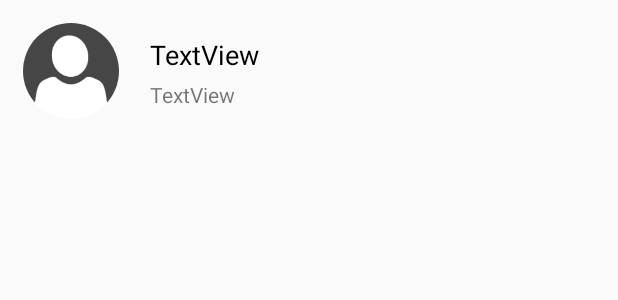
After one commit to SandeepTile/Android-Chat-App, an Android app: the layout user_single_layout.xml on its own in the app's theme, with its tools: preview values and no code run, on a phone screen of 412 x 824 dp. The commit adds this screen. Shown: the top 300 px of the screen. Run offline under Robolectric (Android 15) with nearby library versions, the phone set to English and light mode, and no system bars.

Commit message:
all user show

```diff
--- a/app/build.gradle
+++ b/app/build.gradle
@@ -27,10 +27,11 @@ dependencies {
     implementation 'com.android.support:support-v4:27.1.0'
     implementation 'com.google.firebase:firebase-database:11.8.0'
     implementation 'com.google.firebase:firebase-storage:11.8.0'
+    implementation 'com.firebaseui:firebase-ui-database:0.4.0'
     testImplementation 'junit:junit:4.12'
     androidTestImplementation 'com.android.support.test:runner:1.0.1'
     androidTestImplementation 'com.android.support.test.espresso:espresso-core:3.0.1'
-    compile 'de.hdodenhof:circleimageview:2.2.0'
+    compile  'de.hdodenhof:circleimageview:2.2.0'
     compile 'com.theartofdev.edmodo:android-image-cropper:2.7.+'
     implementation 'com.squareup.picasso:picasso:2.71828'
 
--- a/app/src/main/java/com/example/sandy/androidchatapp/MainActivity.java
+++ b/app/src/main/java/com/example/sandy/androidchatapp/MainActivity.java
@@ -93,6 +93,12 @@ public class MainActivity extends AppCompatActivity {
 
 
          }
+         if (item.getItemId()==R.id.main_all_btn){
+
+             Intent allUserIntent=new Intent(MainActivity.this,usersActivity.class);
+             startActivity(allUserIntent);
+
+         }
 
         return true;
     }
--- a/app/src/main/res/layout/fragment_request.xml
+++ b/app/src/main/res/layout/fragment_request.xml
@@ -1,5 +1,5 @@
 <?xml version="1.0" encoding="utf-8"?>
-<FrameLayout xmlns:android="http://schemas.android.com/apk/res/android"
+<LinearLayout xmlns:android="http://schemas.android.com/apk/res/android"
     xmlns:tools="http://schemas.android.com/tools"
     android:layout_width="match_parent"
     android:layout_height="match_parent"
@@ -7,8 +7,10 @@
 
     <!-- TODO: Update blank fragment layout -->
     <TextView
+        android:gravity="center"
+        android:id="@+id/txtvw1"
         android:layout_width="match_parent"
         android:layout_height="match_parent"
         android:text="Request Fragment" />
 
-</FrameLayout>
+</LinearLayout>
--- /dev/null
+++ b/app/src/main/res/layout/user_single_layout.xml
@@ -0,0 +1,36 @@
+<?xml version="1.0" encoding="utf-8"?>
+<RelativeLayout xmlns:android="http://schemas.android.com/apk/res/android"
+    android:layout_width="match_parent"
+    android:layout_height="match_parent">
+
+    <de.hdodenhof.circleimageview.CircleImageView
+        android:id="@+id/user_single_image"
+        android:layout_width="64dp"
+        android:layout_height="64dp"
+        android:layout_marginBottom="15dp"
+        android:layout_marginLeft="15dp"
+        android:layout_marginTop="15dp"
+        android:src="@mipmap/defaultuser" />
+
+    <TextView
+        android:id="@+id/user_single_name"
+        android:layout_width="wrap_content"
+        android:layout_height="wrap_content"
+        android:layout_alignParentStart="true"
+        android:layout_alignParentTop="true"
+        android:layout_marginStart="100dp"
+        android:layout_marginTop="24dp"
+        android:text="TextView"
+        android:textColor="@android:color/black"
+        android:textSize="18dp" />
+
+    <TextView
+        android:id="@+id/user_single_status"
+        android:layout_width="wrap_content"
+        android:layout_height="wrap_content"
+        android:layout_alignParentTop="true"
+        android:layout_alignStart="@+id/user_single_name"
+        android:layout_marginTop="53dp"
+        android:text="TextView" />
+
+</RelativeLayout>
--- a/build.gradle
+++ b/build.gradle
@@ -7,7 +7,7 @@ buildscript {
         jcenter()
     }
     dependencies {
-        classpath 'com.android.tools.build:gradle:3.1.0'
+        classpath 'com.android.tools.build:gradle:3.1.2'
 
 
         // NOTE: Do not place your application dependencies here; they belong
```
Also changed, not shown: app/src/main/AndroidManifest.xml (+10 -8 lines), app/src/main/java/com/example/sandy/androidchatapp/SettingsActivity.java (+5 -6 lines), app/src/main/java/com/example/sandy/androidchatapp/Users.java (added, +43 -0 lines), app/src/main/java/com/example/sandy/androidchatapp/usersActivity.java (added, +91 -0 lines), app/src/main/res/layout/activity_users.xml (added, +24 -0 lines).
